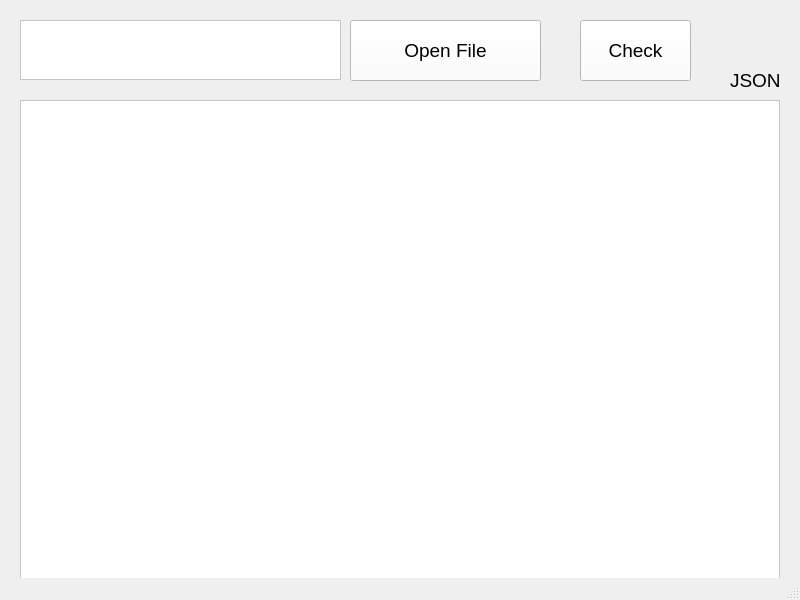
Qt form mainwindow.ui (Nomad192-educational-projects/json_parser_qt) before a commit.
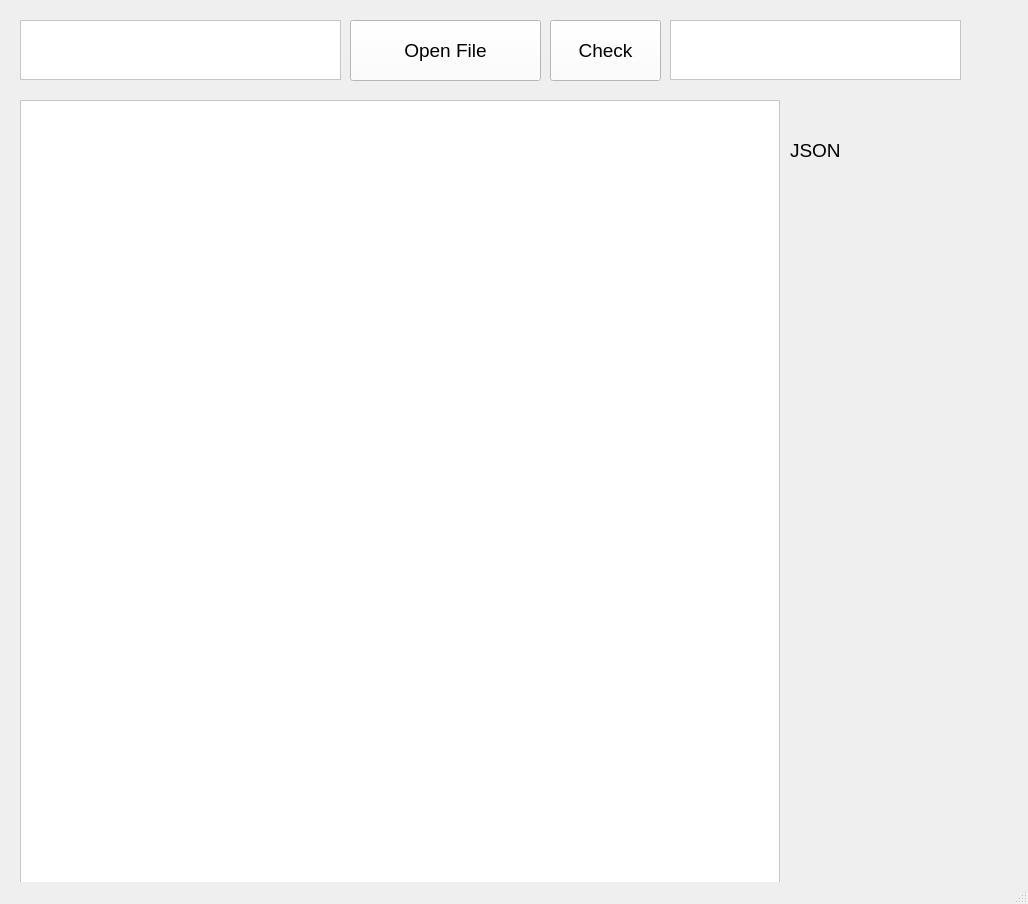
The same form after that commit.

Patch:
```diff
--- a/mainwindow.ui
+++ b/mainwindow.ui
@@ -6,8 +6,8 @@
    <rect>
     <x>0</x>
     <y>0</y>
-    <width>800</width>
-    <height>600</height>
+    <width>1028</width>
+    <height>904</height>
    </rect>
   </property>
   <property name="windowTitle">
@@ -69,7 +69,7 @@
       <x>20</x>
       <y>100</y>
       <width>760</width>
-      <height>480</height>
+      <height>791</height>
      </rect>
     </property>
     <property name="font">
@@ -91,9 +91,9 @@
    <widget class="QLabel" name="json_name">
     <property name="geometry">
      <rect>
-      <x>730</x>
-      <y>60</y>
-      <width>51</width>
+      <x>790</x>
+      <y>130</y>
+      <width>101</width>
       <height>41</height>
      </rect>
     </property>
@@ -109,7 +109,7 @@
    <widget class="QPushButton" name="pushButton_check">
     <property name="geometry">
      <rect>
-      <x>580</x>
+      <x>550</x>
       <y>20</y>
       <width>111</width>
       <height>61</height>
@@ -130,6 +130,31 @@
      <string>Check</string>
     </property>
    </widget>
+   <widget class="QTextBrowser" name="textBrowser_error">
+    <property name="geometry">
+     <rect>
+      <x>670</x>
+      <y>20</y>
+      <width>291</width>
+      <height>60</height>
+     </rect>
+    </property>
+    <property name="font">
+     <font>
+      <pointsize>14</pointsize>
+     </font>
+    </property>
+    <property name="styleSheet">
+     <string notr="true">background-color: rgb(255, 255, 255);</string>
+    </property>
+    <property name="html">
+     <string>&lt;!DOCTYPE HTML PUBLIC &quot;-//W3C//DTD HTML 4.0//EN&quot; &quot;http://www.w3.org/TR/REC-html40/strict.dtd&quot;&gt;
+&lt;html&gt;&lt;head&gt;&lt;meta name=&quot;qrichtext&quot; content=&quot;1&quot; /&gt;&lt;meta charset=&quot;utf-8&quot; /&gt;&lt;style type=&quot;text/css&quot;&gt;
+p, li { white-space: pre-wrap; }
+&lt;/style&gt;&lt;/head&gt;&lt;body style=&quot; font-family:'Segoe UI'; font-size:14pt; font-weight:400; font-style:normal;&quot;&gt;
+&lt;p style=&quot;-qt-paragraph-type:empty; margin-top:0px; margin-bottom:0px; margin-left:0px; margin-right:0px; -qt-block-indent:0; text-indent:0px; font-size:9pt;&quot;&gt;&lt;br /&gt;&lt;/p&gt;&lt;/body&gt;&lt;/html&gt;</string>
+    </property>
+   </widget>
   </widget>
   <widget class="QStatusBar" name="statusbar"/>
  </widget>
```
